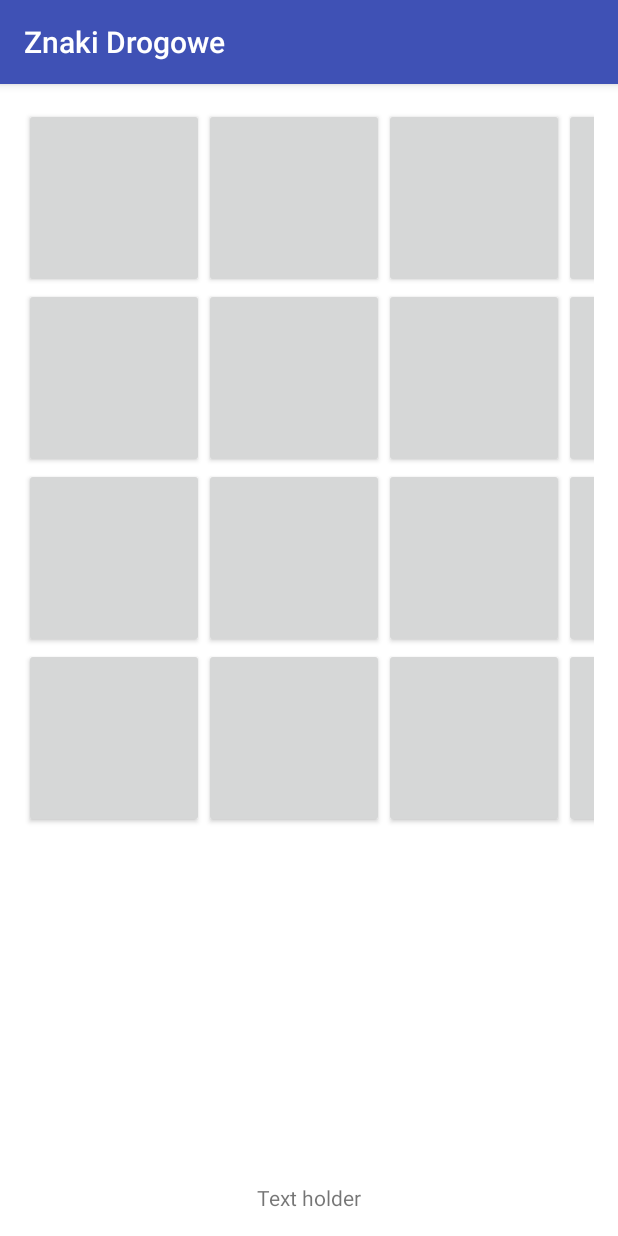
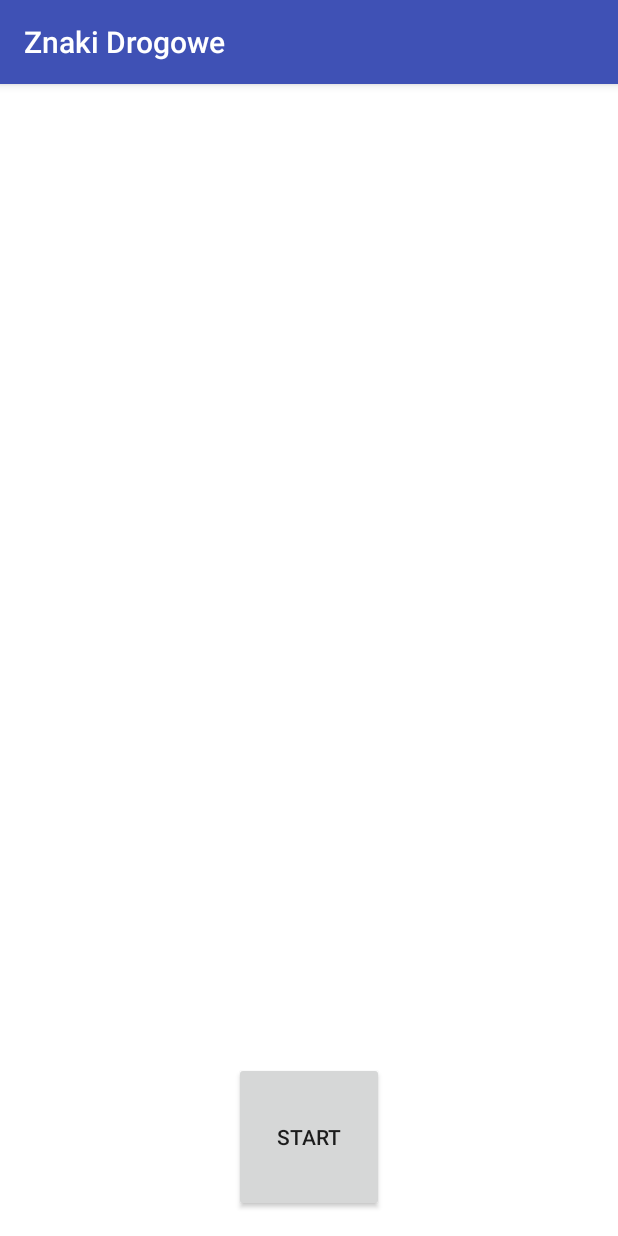
Before and after one commit to IBM-UniProjects/ZnakiDrogowe, an Android app: the screen it shows after launch (MemoryGameActivity), on a phone screen of 412 x 824 dp. Run offline under Robolectric (Android 15) with nearby library versions, the phone set to English and light mode, and no system bars.

Commit message:
first game almost working

```diff
--- a/app/src/main/java/com/amalisie/znakidrogowe/ImgTile.java
+++ b/app/src/main/java/com/amalisie/znakidrogowe/ImgTile.java
@@ -3,15 +3,50 @@ package com.amalisie.znakidrogowe;
 import android.content.Context;
 import android.widget.Button;
 
-public class ImgTile extends Button {
+public class ImgTile extends Button implements Tile {
 
-    public RoadSign roadSign;
+    private RoadSign roadSign;
+    private boolean covered = true;
+    private boolean paired = false;
 
     public ImgTile(Context context) {
         super(context);
     }
 
+    @Override
     public void uncover() {
         this.setBackground(roadSign.img);
+        this.covered = false;
+    }
+
+    @Override
+    public void cover() {
+        this.setBackgroundResource(android.R.drawable.btn_default);
+        this.covered = true;
+    }
+
+    @Override
+    public RoadSign getRoadSign() {
+        return this.roadSign;
+    }
+
+    @Override
+    public void setRoadSign(RoadSign roadSign) {
+        this.roadSign = roadSign;
+    }
+
+    @Override
+    public boolean isCovered() {
+        return covered;
+    }
+
+    @Override
+    public boolean isPaired() {
+        return paired;
+    }
+
+    @Override
+    public void setPaired() {
+        this.paired = true;
     }
 }
--- a/app/src/main/java/com/amalisie/znakidrogowe/MemoryGame.java
+++ b/app/src/main/java/com/amalisie/znakidrogowe/MemoryGame.java
@@ -7,14 +7,13 @@ import java.io.BufferedReader;
 import java.io.InputStream;
 import java.io.InputStreamReader;
 import java.util.ArrayList;
-import java.util.Arrays;
 import java.util.HashMap;
 import java.util.Random;
 
 public class MemoryGame {
 
     private static final String TAG = MemoryGame.class.getName();
-    public static final int TILES_NO = 10;
+    public static final int TILES_NO = 2;
     public ArrayList<RoadSign> roadSigns;
     public HashMap<String, RoadSign> pickedSigns;
     public String opisy;
--- a/app/src/main/java/com/amalisie/znakidrogowe/MemoryGameActivity.java
+++ b/app/src/main/java/com/amalisie/znakidrogowe/MemoryGameActivity.java
@@ -1,13 +1,17 @@
 package com.amalisie.znakidrogowe;
 
 import android.graphics.drawable.Drawable;
+import android.os.Handler;
 import android.support.v7.app.AppCompatActivity;
 import android.os.Bundle;
 import android.text.Layout;
 import android.util.Log;
 import android.view.View;
+import android.view.ViewGroup;
 import android.widget.Button;
+import android.widget.Chronometer;
 import android.widget.GridLayout;
+import android.widget.ImageView;
 import android.widget.LinearLayout;
 import android.widget.RelativeLayout;
 import android.widget.TextView;
@@ -19,29 +23,69 @@ import java.io.InputStreamReader;
 import java.util.ArrayList;
 import java.util.List;
 import java.util.Random;
+import java.util.Timer;
+import java.util.TimerTask;
 
-public class MemoryGameActivity extends AppCompatActivity implements View.OnClickListener {
+public class MemoryGameActivity extends AppCompatActivity implements View.OnClickListener, Runnable {
 
     private static final String TAG = MemoryGameActivity.class.getName();
+
+    private RelativeLayout rootLayout;
     private MemoryGame memoryGame;
     private TextView textView;
+    private TextView textView3;
+    private Button startButton;
+    private TextView helpTextView;
+    private ImageView imageView;
     private ArrayList<Button> tiles;
-    private RelativeLayout mainLayout;
     private GridLayout gridLayout;
+    private Tile lastTile;
+    private long startTime;
+    private long elapsedTime;
+    private Handler handler;
+    private boolean stopTimer;
+    private int tilesLeft;
 
     @Override
     protected void onCreate(Bundle savedInstanceState) {
         super.onCreate(savedInstanceState);
-        this.mainLayout = (RelativeLayout) findViewById(R.id.activity_memory_game);
         setContentView(R.layout.activity_memory_game);
 
+        this.rootLayout = (RelativeLayout) findViewById(R.id.activity_memory_game);
         this.textView = (TextView) findViewById(R.id.text_view);
+        this.imageView = (ImageView) findViewById(R.id.image_view);
         this.gridLayout = (GridLayout) findViewById(R.id.grid_layout);
+        this.textView3 = (TextView) findViewById(R.id.text_view3);
+        this.startButton = (Button) findViewById(R.id.start_button);
+        this.startButton.setOnClickListener(this);
+        this.helpTextView = (TextView) findViewById(R.id.help_text_view);
 
         this.memoryGame = new MemoryGame(this);
+        this.tilesLeft = memoryGame.pickedSigns.size();
+
         createTiles();
         addTilesToGrid();
+        this.lastTile = null;
+    }
 
+    protected void startTimer() {
+        this.handler = new Handler();
+        this.stopTimer = false;
+        this.startTime = System.nanoTime();
+        this.elapsedTime = System.nanoTime() - startTime;
+        handler.post(this);
+    }
+
+    protected void stopTimer() {
+        stopTimer = true;
+    }
+
+    protected void checkGameStatus() {
+        if (tilesLeft == 0) {
+            stopTimer();
+            rootLayout.addView(helpTextView);
+            rootLayout.addView(startButton);
+        }
     }
 
     protected void addTilesToGrid() {
@@ -60,9 +104,10 @@ public class MemoryGameActivity extends AppCompatActivity implements View.OnClic
         for (RoadSign roadSign : memoryGame.pickedSigns.values()) {
             NameTile nameTile = new NameTile(this);
             ImgTile imgTile = new ImgTile(this);
-            nameTile.roadSign = imgTile.roadSign = roadSign;
-            //nameTile.setText(roadSign.name);
-            //imgTile.setBackground(roadSign.img);
+            nameTile.setRoadSign(roadSign);
+            imgTile.setRoadSign(roadSign);
+            nameTile.setBackgroundResource(android.R.drawable.btn_default);
+            imgTile.setBackgroundResource(android.R.drawable.btn_default);
             LinearLayout.LayoutParams params = new LinearLayout.LayoutParams(180, 180);
             nameTile.setLayoutParams(params);
             imgTile.setLayoutParams(params);
@@ -85,13 +130,53 @@ public class MemoryGameActivity extends AppCompatActivity implements View.OnClic
 
     @Override
     public void onClick(View v) {
-        if (v instanceof NameTile) {
-            ((NameTile) v).uncover();
+        if (v instanceof Tile) {
+            Tile tile = (Tile) v;
+            imageView.setImageDrawable(tile.getRoadSign().img);
+            textView.setText(tile.getRoadSign().name + "\n" + tile.getRoadSign().desc);
+
+            if (lastTile == null) {
+                lastTile = tile;
+                tile.uncover();
+                return;
+            }
+
+            if (!tile.isCovered())
+                return;
+            if (tile == lastTile)
+                return;
+
+            tile.uncover();
+
+            if (tile.getRoadSign() != lastTile.getRoadSign()) {
+                if (!lastTile.isPaired())
+                    lastTile.cover();
+            }
+            else {
+                tile.setPaired();
+                lastTile.setPaired();
+                tilesLeft--;
+                checkGameStatus();
+            }
+            lastTile = tile;
+            return;
         }
 
-        if (v instanceof ImgTile) {
-            ((ImgTile) v).uncover();
+        if (v == startButton) {
+            ((ViewGroup) v.getParent()).removeView(helpTextView);
+            ((ViewGroup) v.getParent()).removeView(startButton);
+            startTimer();
         }
-        textView.setText(((NameTile) v).roadSign.desc);
+    }
+
+    @Override
+    public void run() {
+        if (stopTimer) {
+            handler.removeCallbacks(this);
+            return;
+        }
+        elapsedTime = System.nanoTime() - startTime;
+        textView3.setText(String.valueOf(elapsedTime / 1000000));
+        handler.postDelayed(this, 70);
     }
 }
--- a/app/src/main/java/com/amalisie/znakidrogowe/NameTile.java
+++ b/app/src/main/java/com/amalisie/znakidrogowe/NameTile.java
@@ -3,15 +3,50 @@ package com.amalisie.znakidrogowe;
 import android.content.Context;
 import android.widget.Button;
 
-public class NameTile extends Button {
+public class NameTile extends Button implements Tile {
 
-    public RoadSign roadSign;
+    private RoadSign roadSign;
+    private boolean covered = true;
+    private boolean paired = false;
 
     public NameTile(Context context) {
         super(context);
     }
 
+    @Override
     public void uncover() {
         this.setText(roadSign.name);
+        this.covered = false;
+    }
+
+    @Override
+    public void cover() {
+        this.setText("");
+        this.covered = true;
+    }
+
+    @Override
+    public RoadSign getRoadSign() {
+        return this.roadSign;
+    }
+
+    @Override
+    public void setRoadSign(RoadSign roadSign) {
+        this.roadSign = roadSign;
+    }
+
+    @Override
+    public boolean isCovered() {
+        return covered;
+    }
+
+    @Override
+    public boolean isPaired() {
+        return paired;
+    }
+
+    @Override
+    public void setPaired() {
+        this.paired = true;
     }
 }
--- /dev/null
+++ b/app/src/main/java/com/amalisie/znakidrogowe/Tile.java
@@ -0,0 +1,12 @@
+package com.amalisie.znakidrogowe;
+
+public interface Tile {
+
+    public void uncover();
+    public void cover();
+    public RoadSign getRoadSign();
+    public void setRoadSign(RoadSign roadSign);
+    public boolean isCovered();
+    public boolean isPaired();
+    public void setPaired();
+}
--- a/app/src/main/res/layout/activity_memory_game.xml
+++ b/app/src/main/res/layout/activity_memory_game.xml
@@ -11,6 +11,14 @@
     android:background="#FFFFFF"
     tools:context="com.amalisie.znakidrogowe.MemoryGameActivity">
 
+    <Button
+        android:id="@+id/start_button"
+        android:layout_centerInParent="true"
+        android:layout_alignParentBottom="true"
+        android:layout_width="100dp"
+        android:layout_height="100dp"
+        android:text="START" />
+
     <GridLayout
         android:id="@+id/grid_layout"
         android:layout_width="wrap_content"
@@ -21,10 +29,44 @@
     </GridLayout>
 
     <TextView
-        android:id="@+id/text_view"
-        android:layout_alignParentBottom="true"
-        android:layout_centerInParent="true"
         android:layout_width="wrap_content"
         android:layout_height="wrap_content"
-        android:text="Text holder" />
+        android:text="Ostatni znak drogowy:"
+        android:layout_above="@+id/linear_layout"
+        android:layout_marginBottom="4dp"
+        android:id="@+id/textView2" />
+
+    <LinearLayout
+        android:id="@+id/linear_layout"
+        android:layout_width="match_parent"
+        android:layout_height="wrap_content"
+        android:layout_alignParentBottom="true" >
+
+        <ImageView
+            android:id="@+id/image_view"
+            android:layout_width="180px"
+            android:layout_height="180px"
+            android:scaleType="fitXY" />
+
+        <TextView
+            android:id="@+id/text_view"
+            android:layout_width="wrap_content"
+            android:layout_height="wrap_content"
+            android:layout_marginLeft="16dp" />
+    </LinearLayout>
+
+    <TextView
+        android:layout_width="wrap_content"
+        android:layout_height="wrap_content"
+        android:layout_above="@+id/textView2"
+        android:layout_marginBottom="4dp"
+        android:textSize="30dp"
+        android:id="@+id/text_view3" />
+
+    <TextView
+        android:id="@+id/help_text_view"
+        android:layout_width="match_parent"
+        android:layout_height="match_parent"
+        android:background="#FFFFFF"/>
+
 </RelativeLayout>
```
